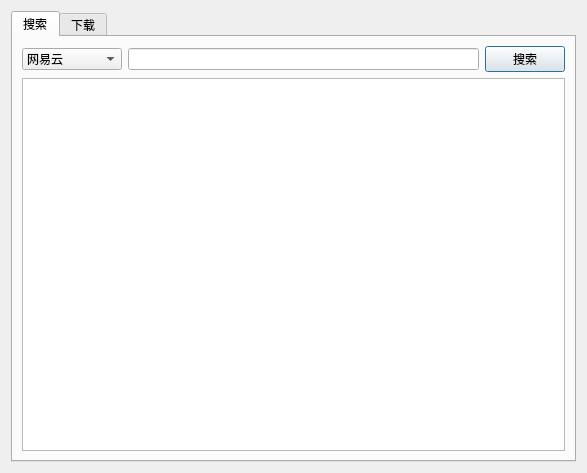
shicj0927/EasyMusicPlus, file ui/download_dialog.ui: the form before one commit.
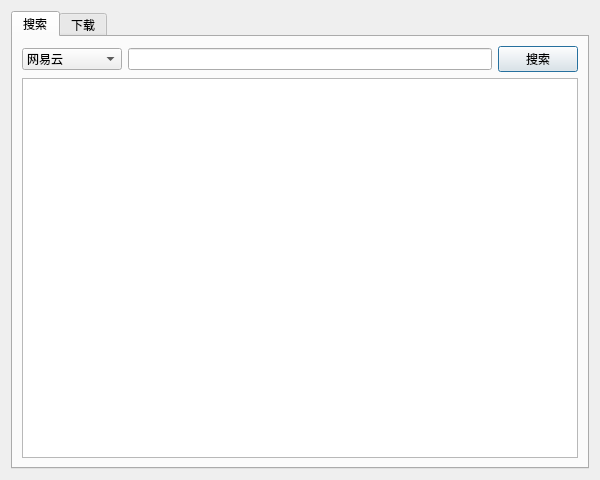
The form after the commit.

What changed in the file:
```diff
--- a/ui/download_dialog.ui
+++ b/ui/download_dialog.ui
@@ -6,8 +6,8 @@
    <rect>
     <x>0</x>
     <y>0</y>
-    <width>587</width>
-    <height>473</height>
+    <width>600</width>
+    <height>480</height>
    </rect>
   </property>
   <property name="windowTitle">
```
